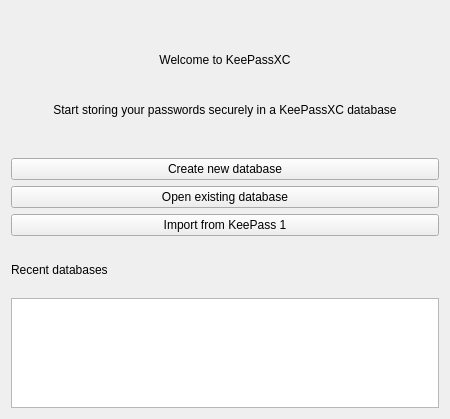
The window that src/gui/WelcomeWidget.ui (keepassxreboot/keepassxc) describes before a commit, drawn with Qt 5.
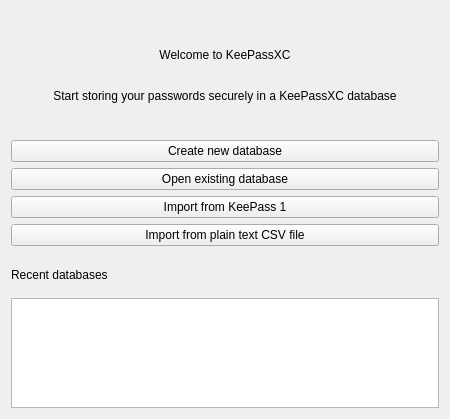
The same window after the commit.

Commit message: Add a button for CSV import option

Diff of the .ui file:
```diff
--- a/src/gui/WelcomeWidget.ui
+++ b/src/gui/WelcomeWidget.ui
@@ -127,6 +127,13 @@
      </property>
     </widget>
    </item>
+   <item>
+    <widget class="QPushButton" name="buttonImportCSV">
+     <property name="text">
+      <string>Import from plain text CSV file</string>
+     </property>
+    </widget>
+   </item>
    <item>
     <spacer name="verticalSpacer_2">
      <property name="orientation">
```
The commit also changes 4 other files.
